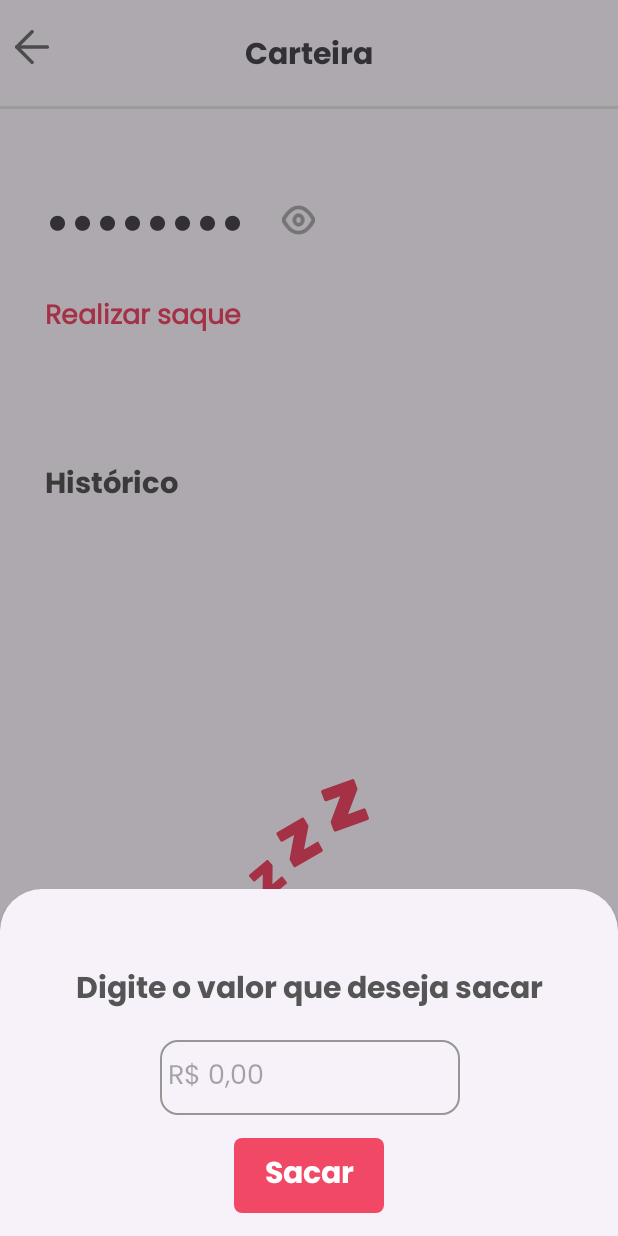
After one commit to letssBuyy/letsbuy-mobile-application, an Android app: the fragment BottomSheetWithdrawFragment placed in its activity, on a phone screen of 412 x 824 dp. The commit adds this screen. Run offline under Robolectric (Android 15) with nearby library versions, the phone set to English and light mode, and no system bars.

Commit message:
feature(wallet): criando menu para saque e atualização da activity

```diff
--- /dev/null
+++ b/app/src/main/java/com/example/letsbuy/BottomSheetWithdrawFragment.kt
@@ -0,0 +1,81 @@
+package com.example.letsbuy
+
+import android.content.Context
+import android.graphics.Color
+import android.os.Bundle
+import android.view.LayoutInflater
+import android.view.View
+import android.view.ViewGroup
+import com.example.letsbuy.api.Rest
+import com.example.letsbuy.databinding.BottomsheetWithdrawFragmentBinding
+import com.example.letsbuy.model.TransactionPayload
+import com.example.letsbuy.listener.BottomSheetListener
+import com.example.letsbuy.service.WalletService
+import com.google.android.material.bottomsheet.BottomSheetDialogFragment
+import retrofit2.Call
+import retrofit2.Callback
+import retrofit2.Response
+
+class BottomSheetWithdrawFragment: BottomSheetDialogFragment(){
+
+    private lateinit var binding: BottomsheetWithdrawFragmentBinding
+    override fun onCreateView(
+        inflater: LayoutInflater,
+        container: ViewGroup?,
+        savedInstanceState: Bundle?
+    ): View? {
+        binding = BottomsheetWithdrawFragmentBinding.inflate(layoutInflater)
+        return binding.root
+    }
+
+    private var bottomSheetListener: BottomSheetListener? = null
+
+    override fun onAttach(context: Context) {
+        super.onAttach(context)
+        if (context is BottomSheetListener) {
+            bottomSheetListener = context
+        } else {
+            throw ClassCastException("$context must implement BottomSheetListener")
+        }
+    }
+
+
+    override fun onViewCreated(view: View, savedInstanceState: Bundle?) {
+        super.onViewCreated(view, savedInstanceState)
+
+
+        binding.btnWithdraw.setOnClickListener {
+            createTransaction(3,binding.editText2.text.toString().toDouble(), "WITHDRAW")
+        }
+
+    }
+
+    private fun createTransaction(userId: Long, amount: Double, transactionType: String){
+        val api = Rest.getInstance().create(WalletService::class.java)
+
+        api.createTransaction(
+            TransactionPayload(
+                userId,
+                amount,
+                transactionType
+            )
+        ).enqueue(object: Callback<TransactionPayload> {
+
+            override fun onResponse(call: Call<TransactionPayload>, response: Response<TransactionPayload>) {
+                if (response.isSuccessful) {
+                    binding.textView13.text = "Valor Sacado!"
+                    binding.textView13.setTextColor(Color.parseColor("#05B501"))
+                    bottomSheetListener?.onWithdrawCompleted()
+
+                }
+            }
+
+            override fun onFailure(call: Call<TransactionPayload>, t: Throwable) {
+                binding.textView13.text = "Erro durante o saque!"
+                binding.textView13.setTextColor(Color.parseColor("#F14866"))
+                bottomSheetListener?.onWithdrawCompleted()
+
+            }
+        })
+    }
+}
--- a/app/src/main/java/com/example/letsbuy/WalletActivity.kt
+++ b/app/src/main/java/com/example/letsbuy/WalletActivity.kt
@@ -10,12 +10,13 @@ import com.example.letsbuy.api.Rest
 import com.example.letsbuy.databinding.ActivityWalletBinding
 import com.example.letsbuy.model.Transaction
 import com.example.letsbuy.model.Wallet
+import com.example.letsbuy.listener.BottomSheetListener
 import com.example.letsbuy.service.WalletService
 import retrofit2.Call
 import retrofit2.Callback
 import retrofit2.Response
 
-class WalletActivity: AppCompatActivity() {
+class WalletActivity: AppCompatActivity(), BottomSheetListener {
     private lateinit var binding: ActivityWalletBinding
     private var amount = "R$ 0.00"
     override fun onCreate(savedInstanceState: Bundle?) {
@@ -42,6 +43,15 @@ class WalletActivity: AppCompatActivity() {
             binding.eyeClosed.visibility = View.GONE
         }
 
+        val bottomSheetWithdrawFragment = BottomSheetWithdrawFragment()
+        binding.tvWithdraw.setOnClickListener {
+            bottomSheetWithdrawFragment.show(supportFragmentManager, "BottomSheetDialog")
+        }
+
+    }
+
+    override fun onWithdrawCompleted() {
+        getWalletData()
     }
 
     private fun initRecyclerView(transactions: List<Transaction>){
--- /dev/null
+++ b/app/src/main/java/com/example/letsbuy/listener/BottomSheetListener.kt
@@ -0,0 +1,5 @@
+package com.example.letsbuy.listener
+
+interface BottomSheetListener {
+    fun onWithdrawCompleted()
+}
--- /dev/null
+++ b/app/src/main/java/com/example/letsbuy/model/TransactionPayload.kt
@@ -0,0 +1,7 @@
+package com.example.letsbuy.model
+
+data class TransactionPayload(
+    val userId: Long,
+    val amount: Double,
+    val transactionType: String
+)
--- a/app/src/main/java/com/example/letsbuy/service/WalletService.kt
+++ b/app/src/main/java/com/example/letsbuy/service/WalletService.kt
@@ -1,11 +1,18 @@
 package com.example.letsbuy.service
 
+import com.example.letsbuy.model.TransactionPayload
 import com.example.letsbuy.model.Wallet
 import retrofit2.Call
+import retrofit2.http.Body
 import retrofit2.http.GET
+import retrofit2.http.PATCH
 
 interface WalletService {
 
     @GET("/users/transaction/3")
     fun getWallet(): Call<Wallet>
+
+    @PATCH("/users/transaction")
+    fun createTransaction(@Body transactionPayload: TransactionPayload): Call<TransactionPayload>
+
 }
--- /dev/null
+++ b/app/src/main/res/layout/bottomsheet_withdraw_fragment.xml
@@ -0,0 +1,56 @@
+<?xml version="1.0" encoding="utf-8"?>
+<androidx.constraintlayout.widget.ConstraintLayout xmlns:android="http://schemas.android.com/apk/res/android"
+    xmlns:app="http://schemas.android.com/apk/res-auto"
+    android:layout_width="match_parent"
+    android:layout_height="match_parent"
+    android:layout_gravity="center">
+
+    <TextView
+        android:id="@+id/textView13"
+        android:layout_width="wrap_content"
+        android:layout_height="wrap_content"
+        android:fontFamily="@font/poppins_bold"
+        android:text="Digite o valor que deseja sacar"
+        android:textColor="@color/gray"
+        android:layout_marginTop="50dp"
+        android:textSize="20sp"
+        app:layout_constraintEnd_toEndOf="parent"
+        app:layout_constraintStart_toStartOf="parent"
+        app:layout_constraintTop_toTopOf="parent" />
+
+    <EditText
+        android:id="@+id/editText2"
+        android:layout_width="200dp"
+        android:layout_height="50dp"
+        android:background="@drawable/bg_advertisement_selection"
+        android:fontFamily="@font/poppins"
+        android:hint="R$ 0,00"
+        android:layout_marginTop="15dp"
+        android:padding="5dp"
+        app:layout_constraintEnd_toEndOf="@+id/textView13"
+        app:layout_constraintStart_toStartOf="@+id/textView13"
+        app:layout_constraintTop_toBottomOf="@+id/textView13" />
+
+    <TextView
+        android:id="@+id/btn_withdraw"
+        android:layout_width="100dp"
+        android:layout_height="50dp"
+        android:layout_marginTop="15dp"
+        android:background="@drawable/bg_button"
+        android:fontFamily="@font/poppins_bold"
+        android:gravity="center"
+        android:text="Sacar"
+        android:textColor="@color/white"
+        android:textSize="20sp"
+        app:layout_constraintEnd_toEndOf="parent"
+        app:layout_constraintStart_toStartOf="parent"
+        app:layout_constraintTop_toBottomOf="@+id/editText2" />
+
+    <TextView
+        android:layout_width="match_parent"
+        android:layout_height="10dp"
+        android:layout_marginTop="5dp"
+        android:visibility="invisible"
+        app:layout_constraintTop_toBottomOf="@id/btn_withdraw"/>
+
+</androidx.constraintlayout.widget.ConstraintLayout>
```
